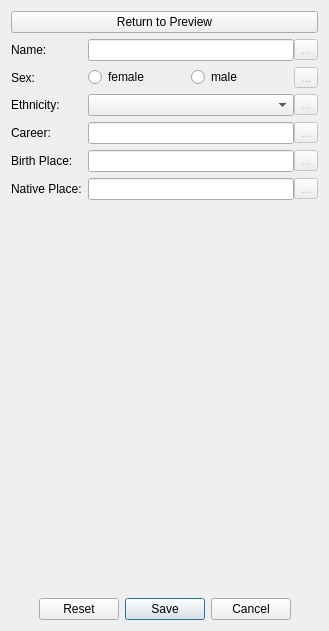
First picture: the form in src/ui/patientinfodock.ui, repository LambolAlee/JiDe, before the edit.
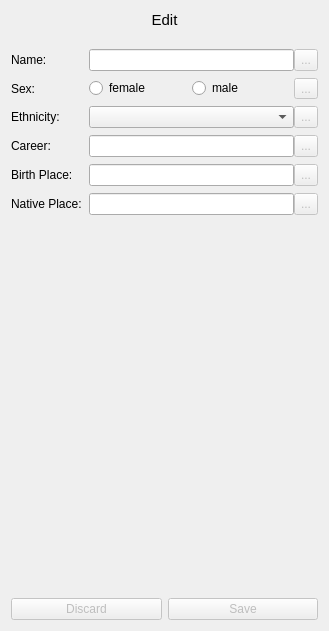
Second picture: the form after the edit. The open tabs and pages were chosen to show the change.

```diff
--- a/src/ui/patientinfodock.ui
+++ b/src/ui/patientinfodock.ui
@@ -322,46 +322,91 @@
             <height>609</height>
            </rect>
           </property>
+          <layout class="QGridLayout" name="editPageLayout">
+           <property name="leftMargin">
+            <number>0</number>
+           </property>
+           <property name="topMargin">
+            <number>0</number>
+           </property>
+           <property name="rightMargin">
+            <number>0</number>
+           </property>
+           <property name="bottomMargin">
+            <number>0</number>
+           </property>
+           <property name="verticalSpacing">
+            <number>20</number>
+           </property>
+           <item row="0" column="0" colspan="2">
+            <widget class="QLabel" name="editPageTitle">
+             <property name="font">
+              <font>
+               <pointsize>11</pointsize>
+              </font>
+             </property>
+             <property name="text">
+              <string>Edit</string>
+             </property>
+             <property name="alignment">
+              <set>Qt::AlignCenter</set>
+             </property>
+            </widget>
+           </item>
+           <item row="2" column="0" colspan="2">
+            <spacer name="verticalSpacer">
+             <property name="orientation">
+              <enum>Qt::Vertical</enum>
+             </property>
+             <property name="sizeHint" stdset="0">
+              <size>
+               <width>20</width>
+               <height>40</height>
+              </size>
+             </property>
+            </spacer>
+           </item>
+           <item row="1" column="0" colspan="2">
           <layout class="QFormLayout" name="formLayout">
-           <property name="leftMargin">
-            <number>0</number>
-           </property>
-           <property name="topMargin">
-            <number>0</number>
-           </property>
-           <property name="rightMargin">
-            <number>0</number>
-           </property>
-           <property name="bottomMargin">
-            <number>0</number>
-           </property>
-           <item row="0" column="0" colspan="2">
-            <widget class="QPushButton" name="returnBtn">
-             <property name="text">
-              <string>Return to Preview</string>
-             </property>
-            </widget>
-           </item>
-           <item row="1" column="0">
+             <property name="horizontalSpacing">
+              <number>7</number>
+             </property>
+             <property name="verticalSpacing">
+              <number>7</number>
+             </property>
+             <item row="0" column="0">
             <widget class="QLabel" name="label">
              <property name="text">
               <string>Name:</string>
              </property>
             </widget>
            </item>
-           <item row="1" column="1">
+             <item row="0" column="1">
             <layout class="QHBoxLayout" name="horizontalLayout">
              <property name="spacing">
               <number>0</number>
              </property>
              <item>
-              <widget class="QLineEdit" name="nameLE"/>
+                <widget class="QLineEdit" name="nameLE">
+                 <property name="sizePolicy">
+                  <sizepolicy hsizetype="Expanding" vsizetype="Preferred">
+                   <horstretch>0</horstretch>
+                   <verstretch>0</verstretch>
+                  </sizepolicy>
+                 </property>
+                </widget>
              </item>
              <item>
               <widget class="QToolButton" name="resetNameBtn">
                <property name="enabled">
                 <bool>false</bool>
                </property>
+                 <property name="sizePolicy">
+                  <sizepolicy hsizetype="Fixed" vsizetype="Preferred">
+                   <horstretch>0</horstretch>
+                   <verstretch>0</verstretch>
+                  </sizepolicy>
+                 </property>
                <property name="text">
                 <string>...</string>
                </property>
@@ -372,14 +417,14 @@
              </item>
             </layout>
            </item>
-           <item row="2" column="0">
+             <item row="1" column="0">
             <widget class="QLabel" name="label_4">
              <property name="text">
               <string>Sex:</string>
              </property>
             </widget>
            </item>
-           <item row="2" column="1">
+             <item row="1" column="1">
             <layout class="QHBoxLayout" name="horizontalLayout_2">
              <property name="spacing">
               <number>0</number>
@@ -409,6 +454,12 @@
                <property name="enabled">
                 <bool>false</bool>
                </property>
+                 <property name="sizePolicy">
+                  <sizepolicy hsizetype="Fixed" vsizetype="Preferred">
+                   <horstretch>0</horstretch>
+                   <verstretch>0</verstretch>
+                  </sizepolicy>
+                 </property>
                <property name="text">
                 <string>...</string>
                </property>
@@ -419,26 +470,39 @@
              </item>
             </layout>
            </item>
-           <item row="3" column="0">
+             <item row="2" column="0">
             <widget class="QLabel" name="label_5">
              <property name="text">
               <string>Ethnicity:</string>
              </property>
             </widget>
            </item>
-           <item row="3" column="1">
+             <item row="2" column="1">
             <layout class="QHBoxLayout" name="horizontalLayout_3">
              <property name="spacing">
               <number>0</number>
              </property>
              <item>
-              <widget class="QComboBox" name="ethnicCB"/>
+                <widget class="QComboBox" name="ethnicCB">
+                 <property name="sizePolicy">
+                  <sizepolicy hsizetype="Preferred" vsizetype="Preferred">
+                   <horstretch>0</horstretch>
+                   <verstretch>0</verstretch>
+                  </sizepolicy>
+                 </property>
+                </widget>
              </item>
              <item>
               <widget class="QToolButton" name="resetEthnicBtn">
                <property name="enabled">
                 <bool>false</bool>
                </property>
+                 <property name="sizePolicy">
+                  <sizepolicy hsizetype="Fixed" vsizetype="Preferred">
+                   <horstretch>0</horstretch>
+                   <verstretch>0</verstretch>
+                  </sizepolicy>
+                 </property>
                <property name="text">
                 <string>...</string>
                </property>
@@ -449,26 +513,39 @@
              </item>
             </layout>
            </item>
-           <item row="4" column="0">
+             <item row="3" column="0">
             <widget class="QLabel" name="label_2">
              <property name="text">
               <string>Career:</string>
              </property>
             </widget>
            </item>
-           <item row="4" column="1">
+             <item row="3" column="1">
             <layout class="QHBoxLayout" name="horizontalLayout_4">
              <property name="spacing">
               <number>0</number>
              </property>
              <item>
-              <widget class="QLineEdit" name="careerLE"/>
+                <widget class="QLineEdit" name="careerLE">
+                 <property name="sizePolicy">
+                  <sizepolicy hsizetype="Expanding" vsizetype="Preferred">
+                   <horstretch>0</horstretch>
+                   <verstretch>0</verstretch>
+                  </sizepolicy>
+                 </property>
+                </widget>
              </item>
              <item>
               <widget class="QToolButton" name="resetCareerBtn">
                <property name="enabled">
                 <bool>false</bool>
                </property>
+                 <property name="sizePolicy">
+                  <sizepolicy hsizetype="Fixed" vsizetype="Preferred">
+                   <horstretch>0</horstretch>
+                   <verstretch>0</verstretch>
+                  </sizepolicy>
+                 </property>
                <property name="text">
                 <string>...</string>
                </property>
@@ -479,26 +556,39 @@
              </item>
             </layout>
            </item>
-           <item row="5" column="0">
+             <item row="4" column="0">
             <widget class="QLabel" name="label_3">
              <property name="text">
               <string>Birth Place:</string>
              </property>
             </widget>
            </item>
-           <item row="5" column="1">
+             <item row="4" column="1">
             <layout class="QHBoxLayout" name="horizontalLayout_5">
              <property name="spacing">
               <number>0</number>
              </property>
              <item>
-              <widget class="QLineEdit" name="birthPlaceLE"/>
+                <widget class="QLineEdit" name="birthPlaceLE">
+                 <property name="sizePolicy">
+                  <sizepolicy hsizetype="Expanding" vsizetype="Preferred">
+                   <horstretch>0</horstretch>
+                   <verstretch>0</verstretch>
+                  </sizepolicy>
+                 </property>
+                </widget>
              </item>
              <item>
               <widget class="QToolButton" name="resetBpBtn">
                <property name="enabled">
                 <bool>false</bool>
                </property>
+                 <property name="sizePolicy">
+                  <sizepolicy hsizetype="Fixed" vsizetype="Preferred">
+                   <horstretch>0</horstretch>
+                   <verstretch>0</verstretch>
+                  </sizepolicy>
+                 </property>
                <property name="text">
                 <string>...</string>
                </property>
@@ -509,26 +599,39 @@
              </item>
             </layout>
            </item>
-           <item row="6" column="0">
+             <item row="5" column="0">
             <widget class="QLabel" name="label_6">
              <property name="text">
               <string>Native Place:</string>
              </property>
             </widget>
            </item>
-           <item row="6" column="1">
+             <item row="5" column="1">
             <layout class="QHBoxLayout" name="horizontalLayout_6">
              <property name="spacing">
               <number>0</number>
              </property>
              <item>
-              <widget class="QLineEdit" name="nativePlaceLE"/>
+                <widget class="QLineEdit" name="nativePlaceLE">
+                 <property name="sizePolicy">
+                  <sizepolicy hsizetype="Expanding" vsizetype="Preferred">
+                   <horstretch>0</horstretch>
+                   <verstretch>0</verstretch>
+                  </sizepolicy>
+                 </property>
+                </widget>
              </item>
              <item>
               <widget class="QToolButton" name="resetNpBtn">
                <property name="enabled">
                 <bool>false</bool>
                </property>
+                 <property name="sizePolicy">
+                  <sizepolicy hsizetype="Fixed" vsizetype="Preferred">
+                   <horstretch>0</horstretch>
+                   <verstretch>0</verstretch>
+                  </sizepolicy>
+                 </property>
                <property name="text">
                 <string>...</string>
                </property>
@@ -539,28 +642,27 @@
              </item>
             </layout>
            </item>
-           <item row="8" column="0" colspan="2">
-            <widget class="QDialogButtonBox" name="buttonBox">
-             <property name="standardButtons">
-              <set>QDialogButtonBox::Cancel|QDialogButtonBox::Reset|QDialogButtonBox::Save</set>
+            </layout>
+           </item>
+           <item row="3" column="0">
+            <widget class="QPushButton" name="discardButton">
+             <property name="enabled">
+              <bool>false</bool>
              </property>
-             <property name="centerButtons">
-              <bool>true</bool>
+             <property name="text">
+              <string>Discard</string>
              </property>
             </widget>
            </item>
-           <item row="7" column="0" colspan="2">
-            <spacer name="verticalSpacer">
-             <property name="orientation">
-              <enum>Qt::Vertical</enum>
+           <item row="3" column="1">
+            <widget class="QPushButton" name="saveButton">
+             <property name="enabled">
+              <bool>false</bool>
              </property>
-             <property name="sizeHint" stdset="0">
-              <size>
-               <width>20</width>
-               <height>40</height>
-              </size>
+             <property name="text">
+              <string>Save</string>
              </property>
-            </spacer>
+            </widget>
            </item>
           </layout>
          </widget>
```
Left out of the diff: 74 changed lines with no effect on the pictures. Lines whose indentation alone changed are shown as unchanged.
